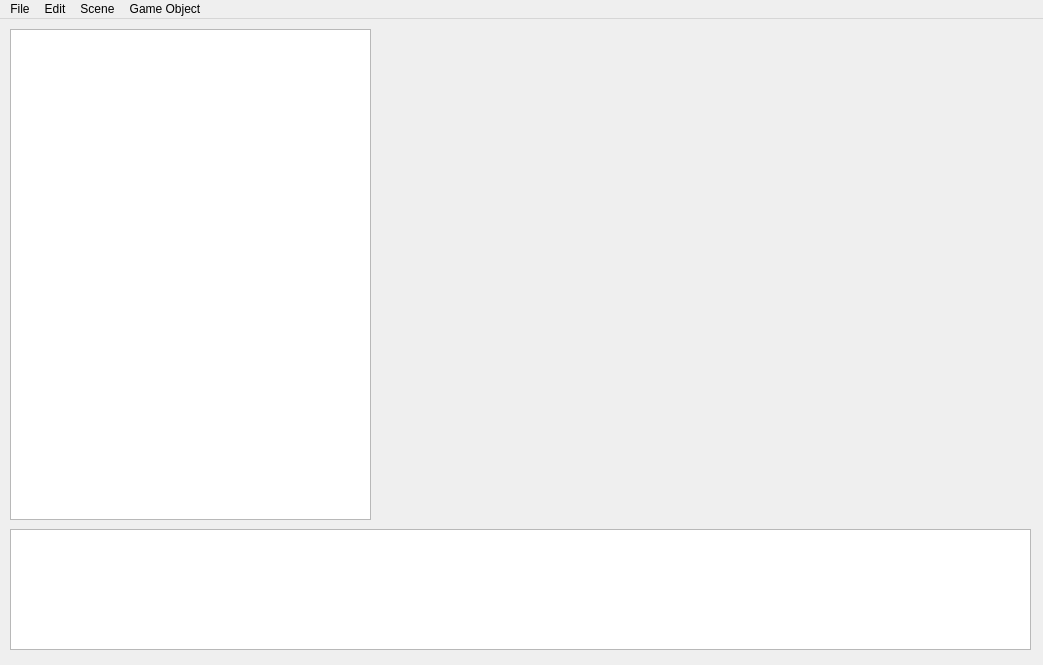
Qt form Editor/maineditorwindow.ui (gnleece/Dogwood) before a commit.
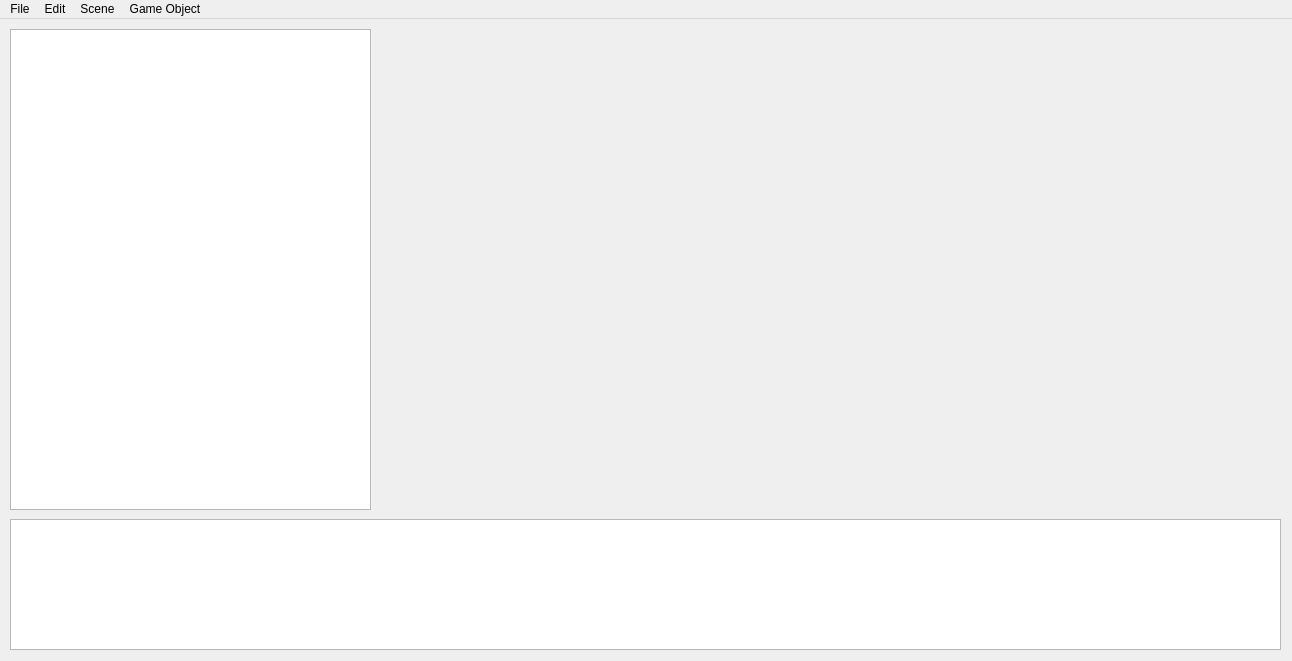
The same form after that commit.

```diff
--- a/Editor/maineditorwindow.ui
+++ b/Editor/maineditorwindow.ui
@@ -6,8 +6,8 @@
    <rect>
     <x>0</x>
     <y>0</y>
-    <width>1043</width>
-    <height>665</height>
+    <width>1292</width>
+    <height>661</height>
    </rect>
   </property>
   <property name="minimumSize">
@@ -23,10 +23,10 @@
    <widget class="QWidget" name="verticalLayoutWidget">
     <property name="geometry">
      <rect>
-      <x>390</x>
+      <x>640</x>
       <y>10</y>
       <width>641</width>
-      <height>491</height>
+      <height>481</height>
      </rect>
     </property>
     <layout class="QVBoxLayout" name="verticalLayout">
@@ -41,7 +41,7 @@
       <x>10</x>
       <y>10</y>
       <width>361</width>
-      <height>491</height>
+      <height>481</height>
      </rect>
     </property>
    </widget>
@@ -52,9 +52,9 @@
     <property name="geometry">
      <rect>
       <x>10</x>
-      <y>510</y>
-      <width>1021</width>
-      <height>121</height>
+      <y>500</y>
+      <width>1271</width>
+      <height>131</height>
      </rect>
     </property>
     <property name="font">
@@ -76,7 +76,7 @@
     <rect>
      <x>0</x>
      <y>0</y>
-     <width>1043</width>
+     <width>1292</width>
      <height>21</height>
     </rect>
    </property>
```
Left out of the diff: 11 changed lines with no effect on the pictures.
